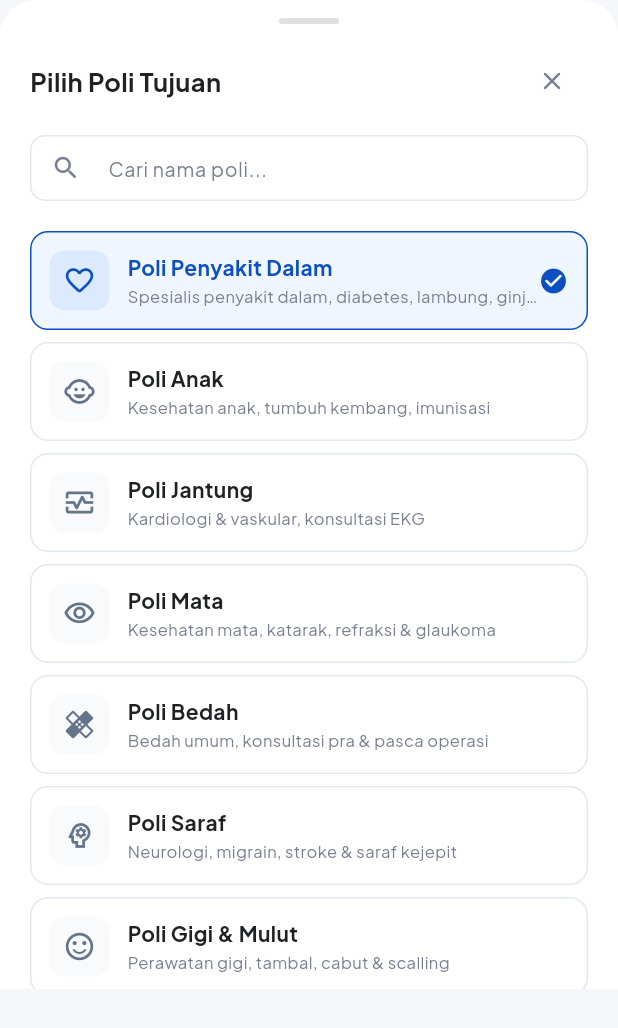
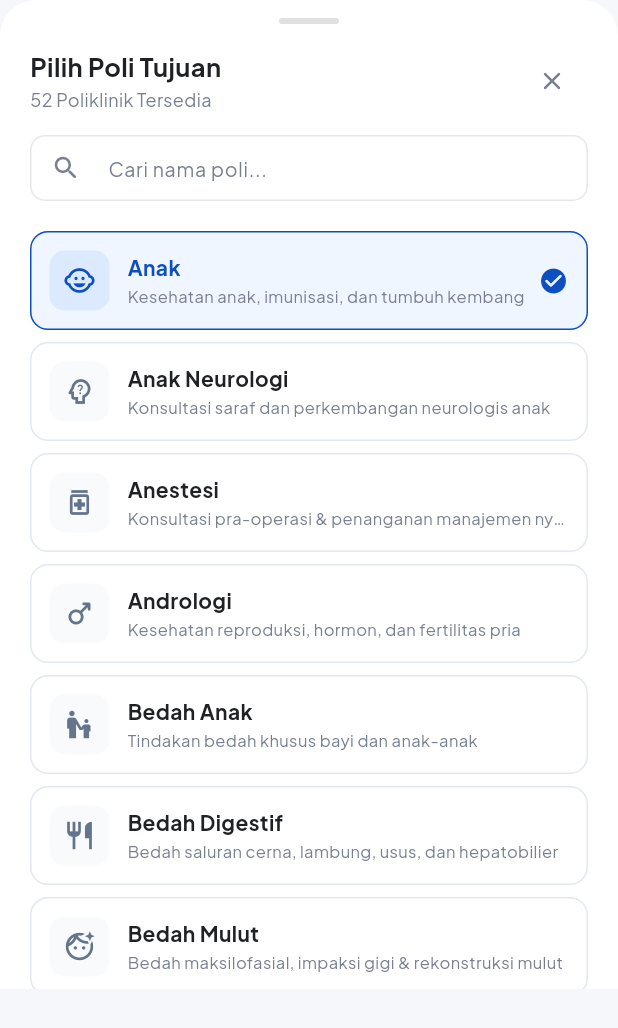
Before and after one commit to Maskhu-codes/pku-gamping-mobile, a Flutter app: the PoliSelectionSheet widget shown alone on an empty page, opened directly with sample values from the repository, on a phone screen of 412 x 824 dp. Shown: the top 1028 px of the screen. Run offline on Flutter 3.47's test engine with Material 3 defaults, Android fonts, the phone set to English and light mode, and no system bars; our stand-ins replace dio, shared_preferences; accounts and stored records are empty; network calls fail.

Commit message:
feat: sesuaikan daftar 52 poliklinik pada pendaftaran pasien sesuai referensi website RS

```diff
--- a/lib/screens/pendaftaran_screen.dart
+++ b/lib/screens/pendaftaran_screen.dart
@@ -81,10 +81,9 @@ class _PendaftaranScreenState extends State<PendaftaranScreen> {
         );
       } catch (_) {
         // Fallback ke dokter pertama di poli tersebut
-        _selectedDokter = PendaftaranDummyData.listDokter.firstWhere(
-          (d) => d.poliId == _selectedPoli?.id,
-          orElse: () => PendaftaranDummyData.listDokter.first,
-        );
+        _selectedDokter = _selectedPoli != null
+            ? PendaftaranDummyData.getDokterByPoliId(_selectedPoli!.id).first
+            : PendaftaranDummyData.listDokter.first;
       }
 
       // Pilih slot pertama yang tersedia secara otomatis
--- a/lib/screens/pendaftaran_widgets/pendaftaran_selection_sheets.dart
+++ b/lib/screens/pendaftaran_widgets/pendaftaran_selection_sheets.dart
@@ -35,6 +35,22 @@ class PoliSelectionSheet extends StatefulWidget {
 class _PoliSelectionSheetState extends State<PoliSelectionSheet> {
   final TextEditingController _searchController = TextEditingController();
   String _query = '';
+  List<PoliModel> _listPoli = PendaftaranDummyData.listPoli;
+
+  @override
+  void initState() {
+    super.initState();
+    _loadPoliFromService();
+  }
+
+  Future<void> _loadPoliFromService() async {
+    try {
+      final list = await PendaftaranService.getListPoli();
+      if (mounted && list.isNotEmpty) {
+        setState(() => _listPoli = list);
+      }
+    } catch (_) {}
+  }
 
   @override
   void dispose() {
@@ -44,10 +60,12 @@ class _PoliSelectionSheetState extends State<PoliSelectionSheet> {
 
   @override
   Widget build(BuildContext context) {
-    final allPoli = PendaftaranDummyData.listPoli;
+    final allPoli = _listPoli;
+    final query = _query.trim().toLowerCase();
     final filteredList = allPoli.where((poli) {
-      return poli.nama.toLowerCase().contains(_query.toLowerCase()) ||
-          poli.deskripsi.toLowerCase().contains(_query.toLowerCase());
+      if (query.isEmpty) return true;
+      return poli.nama.toLowerCase().contains(query) ||
+          poli.deskripsi.toLowerCase().contains(query);
     }).toList();
 
     return Container(
@@ -78,6 +96,9 @@ class _PoliSelectionSheetState extends State<PoliSelectionSheet> {
             child: Row(
               mainAxisAlignment: MainAxisAlignment.spaceBetween,
               children: [
+                Column(
+                  crossAxisAlignment: CrossAxisAlignment.start,
+                  children: [
                     const Text(
                       'Pilih Poli Tujuan',
                       style: TextStyle(
@@ -86,6 +107,19 @@ class _PoliSelectionSheetState extends State<PoliSelectionSheet> {
                         color: kPendaftaranInk,
                         fontFamily: kPendaftaranFontFamily,
                       ),
+                    ),
+                    const SizedBox(height: 2),
+                    Text(
+                      query.isEmpty
+                          ? '${allPoli.length} Poliklinik Tersedia'
+                          : '${filteredList.length} dari ${allPoli.length} Poliklinik',
+                      style: const TextStyle(
+                        fontSize: 12,
+                        color: kPendaftaranMuted,
+                        fontFamily: kPendaftaranFontFamily,
+                      ),
+                    ),
+                  ],
                 ),
                 IconButton(
                   onPressed: () => Navigator.pop(context),
@@ -303,10 +337,9 @@ class _DokterSelectionSheetState extends State<DokterSelectionSheet> {
 
   @override
   Widget build(BuildContext context) {
-    // Filter dokter hanya yang ada di poli terpilih
-    final doktersInPoli = PendaftaranDummyData.listDokter.where((d) {
-      return d.poliId == widget.selectedPoli.id;
-    }).toList();
+    // Filter dokter yang bertugas di poli terpilih (didukung dokter spesialis representatif)
+    final doktersInPoli =
+        PendaftaranDummyData.getDokterByPoliId(widget.selectedPoli.id);
 
     final filteredList = doktersInPoli.where((d) {
       return d.nama.toLowerCase().contains(_query.toLowerCase()) ||
--- a/lib/services/mock/pendaftaran_mock_data.dart
+++ b/lib/services/mock/pendaftaran_mock_data.dart
@@ -38,46 +38,316 @@ class PendaftaranDummyData {
 
   static const List<PoliModel> listPoli = [
     PoliModel(
-      id: 'poli-pd',
-      nama: 'Poli Penyakit Dalam',
-      icon: Icons.favorite_border_rounded,
-      deskripsi: 'Spesialis penyakit dalam, diabetes, lambung, ginjal',
+      id: 'poli-anak',
+      nama: 'Anak',
+      icon: Icons.child_care_rounded,
+      deskripsi: 'Kesehatan anak, imunisasi, dan tumbuh kembang',
     ),
     PoliModel(
-      id: 'poli-anak',
-      nama: 'Poli Anak',
+      id: 'poli-anak-neurologi',
+      nama: 'Anak Neurologi',
+      icon: Icons.psychology_alt_outlined,
+      deskripsi: 'Konsultasi saraf dan perkembangan neurologis anak',
+    ),
+    PoliModel(
+      id: 'poli-anestesi',
+      nama: 'Anestesi',
+      icon: Icons.medication_outlined,
+      deskripsi: 'Konsultasi pra-operasi & penanganan manajemen nyeri',
+    ),
+    PoliModel(
+      id: 'poli-andrologi',
+      nama: 'Andrologi',
+      icon: Icons.male_rounded,
+      deskripsi: 'Kesehatan reproduksi, hormon, dan fertilitas pria',
+    ),
+    PoliModel(
+      id: 'poli-bedah-anak',
+      nama: 'Bedah Anak',
+      icon: Icons.escalator_warning_outlined,
+      deskripsi: 'Tindakan bedah khusus bayi dan anak-anak',
+    ),
+    PoliModel(
+      id: 'poli-bedah-digestif',
+      nama: 'Bedah Digestif',
+      icon: Icons.restaurant_outlined,
+      deskripsi: 'Bedah saluran cerna, lambung, usus, dan hepatobilier',
+    ),
+    PoliModel(
+      id: 'poli-bedah-mulut',
+      nama: 'Bedah Mulut',
+      icon: Icons.face_retouching_natural_outlined,
+      deskripsi: 'Bedah maksilofasial, impaksi gigi & rekonstruksi mulut',
+    ),
+    PoliModel(
+      id: 'poli-bedah-onkologi',
+      nama: 'Bedah Onkologi',
+      icon: Icons.biotech_outlined,
+      deskripsi: 'Operasi penanganan tumor dan keganasan/kanker',
+    ),
+    PoliModel(
+      id: 'poli-bedah-orthopedi',
+      nama: 'Bedah Orthopedi',
+      icon: Icons.accessibility_new_outlined,
+      deskripsi: 'Bedah tulang, sendi, fraktur, dan cedera muskuloskeletal',
+    ),
+    PoliModel(
+      id: 'poli-bedah-plastik',
+      nama: 'Bedah Plastik',
+      icon: Icons.auto_fix_high_outlined,
+      deskripsi: 'Bedah rekonstruksi jaringan, luka bakar & estetika medis',
+    ),
+    PoliModel(
+      id: 'poli-bedah-syaraf',
+      nama: 'Bedah Syaraf',
+      icon: Icons.psychology_outlined,
+      deskripsi: 'Operasi otak, sumsum tulang belakang, dan saraf tepi',
+    ),
+    PoliModel(
+      id: 'poli-bedah-tkv',
+      nama: 'Bedah TKV',
+      icon: Icons.favorite_outlined,
+      deskripsi: 'Bedah toraks, kardiak, dan sistem vaskuler',
+    ),
+    PoliModel(
+      id: 'poli-bedah-umum',
+      nama: 'Bedah Umum',
+      icon: Icons.healing_outlined,
+      deskripsi: 'Konsultasi & tindakan bedah umum pra/pasca operasi',
+    ),
+    PoliModel(
+      id: 'poli-bedah-urologi',
+      nama: 'Bedah Urologi',
+      icon: Icons.water_drop_outlined,
+      deskripsi: 'Bedah saluran kemih, batu ginjal, kandung kemih & prostat',
+    ),
+    PoliModel(
+      id: 'poli-bedah-vaskuler',
+      nama: 'Bedah Vaskuler',
+      icon: Icons.bloodtype_outlined,
+      deskripsi: 'Tindakan bedah pembuluh darah vena, arteri, dan varises',
+    ),
+    PoliModel(
+      id: 'poli-dalam',
+      nama: 'Dalam',
+      icon: Icons.favorite_border_rounded,
+      deskripsi: 'Penyakit dalam, diabetes, lambung, ginjal, dan infeksi',
+    ),
+    PoliModel(
+      id: 'poli-dalam-ginjal-hipertensi',
+      nama: 'Dalam Ginjal dan Hipertensi',
+      icon: Icons.monitor_heart_outlined,
+      deskripsi: 'Nefrologi, gagal ginjal, terapi dialisis, dan hipertensi',
+    ),
+    PoliModel(
+      id: 'poli-forensik',
+      nama: 'Forensik',
+      icon: Icons.policy_outlined,
+      deskripsi: 'Kedokteran forensik, visum et repertum & medikolegal',
+    ),
+    PoliModel(
+      id: 'poli-gigi-endodonsi',
+      nama: 'Gigi Endodonsi',
+      icon: Icons.sentiment_satisfied_alt_outlined,
+      deskripsi: 'Perawatan saluran akar, pulpa, dan saraf gigi',
+    ),
+    PoliModel(
+      id: 'poli-gigi-orthodonti',
+      nama: 'Gigi Orthodonti',
+      icon: Icons.sentiment_very_satisfied_outlined,
+      deskripsi: 'Pemasangan kawat gigi / behel dan perataan susunan gigi',
+    ),
+    PoliModel(
+      id: 'poli-gigi-pedodonsi-anak',
+      nama: 'Gigi Pedodonsi (Anak)',
       icon: Icons.child_care_rounded,
-      deskripsi: 'Kesehatan anak, tumbuh kembang, imunisasi',
+      deskripsi: 'Kesehatan gigi dan perawatan rongga mulut khusus anak',
+    ),
+    PoliModel(
+      id: 'poli-gigi-periodonti',
+      nama: 'Gigi Periodonti',
+      icon: Icons.clean_hands_outlined,
+      deskripsi: 'Pengobatan gusi berdarah, karang gigi & jaringan penyangga',
+    ),
+    PoliModel(
+      id: 'poli-gigi-prostodonti',
+      nama: 'Gigi Prostodonti',
+      icon: Icons.mood_outlined,
+      deskripsi: 'Pembuatan gigi tiruan, mahkota (crown), dan implan gigi',
+    ),
+    PoliModel(
+      id: 'poli-hemato-onkologi',
+      nama: 'Hemato Onkologi',
+      icon: Icons.bubble_chart_outlined,
+      deskripsi: 'Kelainan darah, anemia aplastik, limfoma, dan leukimia',
+    ),
+    PoliModel(
+      id: 'poli-hip-and-knee',
+      nama: 'Hip and Knee',
+      icon: Icons.directions_walk_outlined,
+      deskripsi: 'Rekonstruksi sendi panggul dan penggantian sendi lutut',
+    ),
+    PoliModel(
+      id: 'poli-home-care',
+      nama: 'Home Care',
+      icon: Icons.medical_services_outlined,
+      deskripsi: 'Pelayanan medis dan keperawatan berkala di rumah pasien',
+    ),
+    PoliModel(
+      id: 'poli-ivf-dan-ingin-anak',
+      nama: 'IVF dan Ingin Anak',
+      icon: Icons.pregnant_woman_outlined,
+      deskripsi: 'Program bayi tabung (IVF), promil, dan infertilitas terpadu',
     ),
     PoliModel(
       id: 'poli-jantung',
-      nama: 'Poli Jantung',
-      icon: Icons.monitor_heart_outlined,
-      deskripsi: 'Kardiologi & vaskular, konsultasi EKG',
+      nama: 'Jantung',
+      icon: Icons.monitor_heart_rounded,
+      deskripsi: 'Kardiologi, penyakit jantung koroner, aritmia & EKG',
+    ),
+    PoliModel(
+      id: 'poli-jiwa',
+      nama: 'Jiwa',
+      icon: Icons.self_improvement_outlined,
+      deskripsi: 'Psikiatri, kesehatan mental, gangguan cemas & depresi',
+    ),
+    PoliModel(
+      id: 'poli-kardiologi-intervensi',
+      nama: 'Kardiologi Intervensi',
+      icon: Icons.hub_outlined,
+      deskripsi: 'Kateterisasi jantung (Cath Lab) & pemasangan ring/stent',
+    ),
+    PoliModel(
+      id: 'poli-kebidanan',
+      nama: 'Kebidanan',
+      icon: Icons.family_restroom_outlined,
+      deskripsi: 'Kandungan, kehamilan, persalinan, USG 4D & ginekologi',
+    ),
+    PoliModel(
+      id: 'poli-kemoterapi',
+      nama: 'Kemoterapi',
+      icon: Icons.medical_information_outlined,
+      deskripsi: 'Layanan terapi infus sitostatika terpadu & monitoring kanker',
+    ),
+    PoliModel(
+      id: 'poli-kulit-dan-kelamin',
+      nama: 'Kulit dan Kelamin',
+      icon: Icons.spa_outlined,
+      deskripsi: 'Dermatologi, alergi kulit, infeksi kulit & kelamin',
     ),
     PoliModel(
       id: 'poli-mata',
-      nama: 'Poli Mata',
+      nama: 'Mata',
       icon: Icons.visibility_outlined,
-      deskripsi: 'Kesehatan mata, katarak, refraksi & glaukoma',
+      deskripsi: 'Kesehatan mata, pemeriksaan visus, katarak & glaukoma',
     ),
     PoliModel(
-      id: 'poli-bedah',
-      nama: 'Poli Bedah',
-      icon: Icons.healing_outlined,
-      deskripsi: 'Bedah umum, konsultasi pra & pasca operasi',
+      id: 'poli-mcu',
+      nama: 'Medical Check Up',
+      icon: Icons.fact_check_outlined,
+      deskripsi: 'Paket pemeriksaan kesehatan menyeluruh secara berkala',
     ),
     PoliModel(
-      id: 'poli-saraf',
-      nama: 'Poli Saraf',
-      icon: Icons.psychology_outlined,
-      deskripsi: 'Neurologi, migrain, stroke & saraf kejepit',
+      id: 'poli-neonatologi',
+      nama: 'Neonatologi',
+      icon: Icons.baby_changing_station_outlined,
+      deskripsi: 'Perawatan intensif bayi baru lahir, ikterus & prematuritas',
     ),
     PoliModel(
-      id: 'poli-gigi',
-      nama: 'Poli Gigi & Mulut',
-      icon: Icons.sentiment_satisfied_alt_outlined,
-      deskripsi: 'Perawatan gigi, tambal, cabut & scalling',
+      id: 'poli-neurologi-intervensi',
+      nama: 'Neurologi Intervensi',
+      icon: Icons.alt_route_outlined,
+      deskripsi: 'Tindakan intervensi endovaskular otak dan stroke akut',
+    ),
+    PoliModel(
+      id: 'poli-odc-hemato-onkologi',
+      nama: 'ODC Hemato Onkologi',
+      icon: Icons.medication_liquid_outlined,
+      deskripsi: 'Perawatan harian kemoterapi singkat dan transfusi darah',
+    ),
+    PoliModel(
+      id: 'poli-odc-penyakit-dalam',
+      nama: 'ODC Penyakit Dalam',
+      icon: Icons.local_hospital_outlined,
+      deskripsi: 'Layanan rawat sehari (One Day Care) penyakit dalam',
+    ),
+    PoliModel(
+      id: 'poli-onkologi-ginekologi',
+      nama: 'Onkologi Ginekologi',
+      icon: Icons.female_rounded,
+      deskripsi: 'Deteksi dini dan penanganan kanker organ reproduksi wanita',
+    ),
+    PoliModel(
+      id: 'poli-onkologi-radiasi',
+      nama: 'Onkologi Radiasi',
+      icon: Icons.wb_iridescent_outlined,
+      deskripsi: 'Radioterapi eksternal dan terarah untuk pengobatan kanker',
+    ),
+    PoliModel(
+      id: 'poli-onkologi-toraks',
+      nama: 'Onkologi Toraks',
+      icon: Icons.air_outlined,
+      deskripsi: 'Penanganan tumor dan keganasan dinding serta rongga dada',
+    ),
+    PoliModel(
+      id: 'poli-paru',
+      nama: 'Paru',
+      icon: Icons.air_rounded,
+      deskripsi: 'Pulmonologi, asma, batuk kronis, TBC, dan PPOK',
+    ),
+    PoliModel(
+      id: 'poli-eksekutif',
+      nama: 'Poli Eksekutif',
+      icon: Icons.workspace_premium_outlined,
+      deskripsi: 'Layanan rawat jalan jalur cepat dengan fasilitas VIP',
+    ),
+    PoliModel(
+      id: 'poli-poliklinik',
+      nama: 'Poliklinik',
+      icon: Icons.domain_outlined,
+      deskripsi: 'Layanan konsultasi poliklinik umum RS PKU Gamping',
+    ),
+    PoliModel(
+      id: 'poli-psikologi',
+      nama: 'Psikologi',
+      icon: Icons.psychology_alt_rounded,
+      deskripsi: 'Konseling psikologi, tes minat bakat & terapi kognitif',
+    ),
+    PoliModel(
+      id: 'poli-rehab-medik',
+      nama: 'Rehab Medik',
+      icon: Icons.fitness_center_outlined,
+      deskripsi: 'Fisioterapi, terapi wicara, okupasi & rehabilitasi fisik',
+    ),
+    PoliModel(
+      id: 'poli-syaraf',
+      nama: 'Syaraf',
+      icon: Icons.psychology_outlined,
+      deskripsi: 'Neurologi, migrain, epilepsi, vertigo, dan saraf terjepit',
+    ),
+    PoliModel(
+      id: 'poli-tht',
+      nama: 'T.H.T',
+      icon: Icons.hearing_outlined,
+      deskripsi: 'Telinga, Hidung, Tenggorokan, sinusitis & gangguan dengar',
+    ),
+    PoliModel(
+      id: 'poli-telemedicine',
+      nama: 'Telemedicine',
+      icon: Icons.videocam_outlined,
+      deskripsi: 'Konsultasi dokter daring terpercaya dari kenyamanan rumah',
+    ),
+    PoliModel(
+      id: 'poli-tumbuh-kembang-anak',
+      nama: 'Tumbuh Kembang Anak',
+      icon: Icons.accessibility_rounded,
+      deskripsi: 'Evaluasi tumbuh kembang anak, speech delay & stimulasi sensori',
+    ),
+    PoliModel(
+      id: 'poli-vaksin',
+      nama: 'Vaksin',
+      icon: Icons.vaccines_outlined,
+      deskripsi: 'Vaksinasi bayi, anak, dewasa, hepatitis, serviks & umroh',
     ),
   ];
 
@@ -85,7 +355,7 @@ class PendaftaranDummyData {
     DokterPendaftaranModel(
       id: 'dok-1',
       nama: 'dr. Hendra Wicaksono, Sp.PD',
-      poliId: 'poli-pd',
+      poliId: 'poli-dalam',
       spesialisasi: 'Spesialis Penyakit Dalam',
       fotoUrl: null,
       jadwalSlots: [
@@ -130,7 +400,7 @@ class PendaftaranDummyData {
     DokterPendaftaranModel(
       id: 'dok-2',
       nama: 'dr. H. Ahmad Farhan, Sp.PD',
-      poliId: 'poli-pd',
+      poliId: 'poli-dalam',
       spesialisasi: 'Spesialis Penyakit Dalam',
       fotoUrl: null,
       jadwalSlots: [
@@ -157,7 +427,7 @@ class PendaftaranDummyData {
     DokterPendaftaranModel(
       id: 'dok-3',
       nama: 'dr. Dewi Anggraini, Sp.PD',
-      poliId: 'poli-pd',
+      poliId: 'poli-dalam',
       spesialisasi: 'Spesialis Penyakit Dalam',
       fotoUrl: null,
       jadwalSlots: [
@@ -238,7 +508,7 @@ class PendaftaranDummyData {
     DokterPendaftaranModel(
       id: 'dok-7',
       nama: 'dr. Hendra Wijaya, Sp.B',
-      poliId: 'poli-bedah',
+      poliId: 'poli-bedah-umum',
       spesialisasi: 'Spesialis Bedah Umum',
       fotoUrl: null,
       jadwalSlots: [
@@ -254,4 +524,57 @@ class PendaftaranDummyData {
       ],
     ),
   ];
+
+  /// Mengambil daftar dokter untuk suatu [poliId]
+  /// Jika poli belum memiliki dokter mock eksplisit, menyediakan dokter spesialis default dengan slot aktif
+  static List<DokterPendaftaranModel> getDokterByPoliId(String poliId) {
+    // 1. Cek dokter spesifik yang terdaftar
+    final match = listDokter.where((d) {
+      if (d.poliId == poliId) return true;
+      if (poliId == 'poli-dalam' && d.poliId == 'poli-pd') return true;
+      if (poliId == 'poli-bedah-umum' && d.poliId == 'poli-bedah') return true;
+      return false;
+    }).toList();
+    if (match.isNotEmpty) return match;
+
+    // 2. Fallback cerdas: buat dokter spesialis representatif untuk poli tersebut
+    final poli = listPoli.firstWhere(
+      (p) => p.id == poliId,
+      orElse: () => const PoliModel(
+        id: 'poli-umum',
+        nama: 'Poliklinik',
+        icon: Icons.local_hospital_outlined,
+      ),
+    );
+
+    return [
+      DokterPendaftaranModel(
+        id: 'dok-$poliId-1',
+        nama: 'dr. Spesialis ${poli.nama}',
+        poliId: poliId,
+        spesialisasi: 'Spesialis ${poli.nama}',
+        fotoUrl: null,
+        jadwalSlots: const [
+          JadwalSlotModel(
+            id: 'slot-auto-1',
+            hariTanggal: 'Senin, 26 Oktober 2026',
+            jam: 'Pukul 08.00 - 12.00 WIB',
+            sisaKuota: 18,
+            totalKuota: 40,
+            isPenuh: false,
+            shift: 'Praktik Pagi',
+          ),
+          JadwalSlotModel(
+            id: 'slot-auto-2',
+            hariTanggal: 'Rabu, 28 Oktober 2026',
+            jam: 'Pukul 13.00 - 16.00 WIB',
+            sisaKuota: 10,
+            totalKuota: 40,
+            isPenuh: false,
+            shift: 'Praktik Siang',
+          ),
+        ],
+      ),
+    ];
+  }
 }
--- a/lib/services/pendaftaran_service.dart
+++ b/lib/services/pendaftaran_service.dart
@@ -76,8 +76,6 @@ class PendaftaranService {
     if (poliId == null) {
       return PendaftaranDummyData.listDokter;
     }
-    return PendaftaranDummyData.listDokter
-        .where((d) => d.poliId == poliId)
-        .toList();
+    return PendaftaranDummyData.getDokterByPoliId(poliId);
   }
 }
```
Also changed, not shown: 1 other file. Lines whose indentation alone changed are shown as unchanged.
